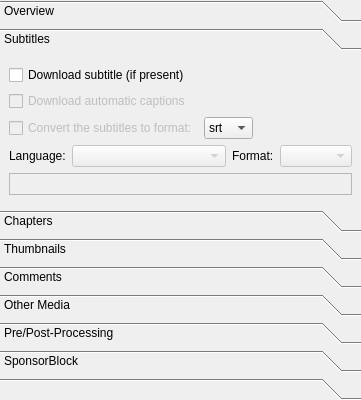
The window that src/widgets/streamtoolbox.ui (setvisible/ArrowDL) describes before a commit, drawn with Qt 5.
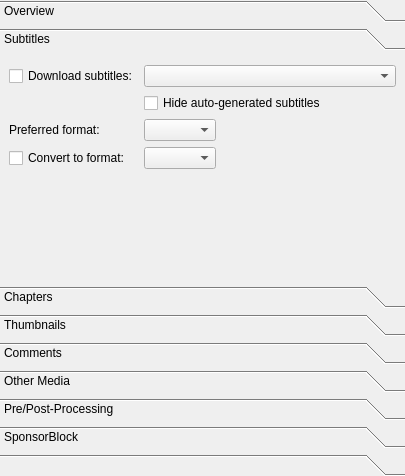
The same window after the commit. The open tabs and pages were chosen to show the change.

Commit message: [Stream] Add subtitles selector

Diff of the .ui file:
```diff
--- a/src/widgets/streamtoolbox.ui
+++ b/src/widgets/streamtoolbox.ui
@@ -6,8 +6,8 @@
    <rect>
     <x>0</x>
     <y>0</y>
-    <width>361</width>
-    <height>400</height>
+    <width>405</width>
+    <height>476</height>
    </rect>
   </property>
   <property name="currentIndex">
@@ -53,12 +53,12 @@
     <rect>
      <x>0</x>
      <y>0</y>
-     <width>361</width>
-     <height>157</height>
+     <width>405</width>
+     <height>115</height>
     </rect>
    </property>
    <property name="sizePolicy">
-    <sizepolicy hsizetype="Ignored" vsizetype="Ignored">
+    <sizepolicy hsizetype="Ignored" vsizetype="Fixed">
      <horstretch>0</horstretch>
      <verstretch>0</verstretch>
     </sizepolicy>
@@ -68,59 +68,35 @@
    </attribute>
    <layout class="QVBoxLayout" name="verticalLayout_9">
     <item>
-     <widget class="QCheckBox" name="subtitleCheckBox">
-      <property name="text">
-       <string>Download subtitle (if present)</string>
-      </property>
-     </widget>
-    </item>
-    <item>
-     <widget class="QCheckBox" name="autoSubtitleCheckBox">
-      <property name="enabled">
-       <bool>false</bool>
-      </property>
-      <property name="text">
-       <string>Download automatic captions </string>
-      </property>
-     </widget>
-    </item>
-    <item>
-     <layout class="QHBoxLayout" name="horizontalLayout_2">
-      <item>
-       <widget class="QCheckBox" name="checkBox_5">
-        <property name="enabled">
-         <bool>false</bool>
+     <layout class="QGridLayout" name="gridLayout_2">
+      <item row="4" column="0">
+       <widget class="QCheckBox" name="subtitleConvCheckBox">
+        <property name="text">
+         <string>Convert to format:</string>
         </property>
+       </widget>
+      </item>
+      <item row="2" column="0">
+       <widget class="QLabel" name="subtitleExtLabel">
         <property name="text">
-         <string>Convert the subtitles to format:</string>
+         <string>Preferred format:</string>
         </property>
        </widget>
       </item>
-      <item>
-       <widget class="QComboBox" name="comboBox_2">
-        <item>
-         <property name="text">
-          <string>srt</string>
-         </property>
-        </item>
-        <item>
-         <property name="text">
-          <string>vtt</string>
-         </property>
-        </item>
-        <item>
-         <property name="text">
-          <string>ass</string>
-         </property>
-        </item>
-        <item>
-         <property name="text">
-          <string>lrc</string>
-         </property>
-        </item>
+      <item row="2" column="1">
+       <widget class="QComboBox" name="subtitleExtComboBox"/>
+      </item>
+      <item row="0" column="0">
+       <widget class="QCheckBox" name="subtitleCheckBox">
+        <property name="text">
+         <string>Download subtitles:</string>
+        </property>
        </widget>
       </item>
-      <item>
+      <item row="4" column="1">
+       <widget class="QComboBox" name="subtitleConvComboBox"/>
+      </item>
+      <item row="2" column="2">
        <spacer name="horizontalSpacer_2">
         <property name="orientation">
          <enum>Qt::Horizontal</enum>
@@ -133,50 +109,18 @@
         </property>
        </spacer>
       </item>
-     </layout>
-    </item>
-    <item>
-     <layout class="QHBoxLayout" name="horizontalLayout_3" stretch="0,1,0,0">
-      <item>
-       <widget class="QLabel" name="label_4">
-        <property name="text">
-         <string>Language:</string>
-        </property>
-       </widget>
+      <item row="0" column="1" colspan="2">
+       <widget class="QComboBox" name="subtitleLangComboBox"/>
       </item>
-      <item>
-       <widget class="QComboBox" name="subtitleComboBox">
-        <property name="enabled">
-         <bool>false</bool>
-        </property>
-       </widget>
-      </item>
-      <item>
-       <widget class="QLabel" name="subtitleFormatLabel">
+      <item row="1" column="1" colspan="2">
+       <widget class="QCheckBox" name="subtitleHideAutoCheckBox">
         <property name="text">
-         <string>Format:</string>
+         <string>Hide auto-generated subtitles</string>
         </property>
        </widget>
       </item>
-      <item>
-       <widget class="QComboBox" name="subtitleFormatComboBox">
-        <property name="enabled">
-         <bool>false</bool>
-        </property>
-       </widget>
-      </item>
      </layout>
     </item>
-    <item>
-     <widget class="QTableView" name="subtitleTableView">
-      <property name="enabled">
-       <bool>false</bool>
-      </property>
-      <property name="sizeAdjustPolicy">
-       <enum>QAbstractScrollArea::AdjustIgnored</enum>
-      </property>
-     </widget>
-    </item>
    </layout>
   </widget>
   <widget class="QWidget" name="pageChapters">
@@ -249,6 +193,16 @@
     <string>Thumbnails</string>
    </attribute>
    <layout class="QVBoxLayout" name="verticalLayout_7">
+    <item>
+     <widget class="QLabel" name="label_4">
+      <property name="styleSheet">
+       <string notr="true">color: rgb(255, 85, 0);</string>
+      </property>
+      <property name="text">
+       <string notr="true">(Work in progress :)</string>
+      </property>
+     </widget>
+    </item>
     <item>
      <widget class="QCheckBox" name="thumbnailCheckBox">
       <property name="text">
```
Left out of the diff: 83 changed lines with no effect on the pictures. The commit also changes 11 other files.
